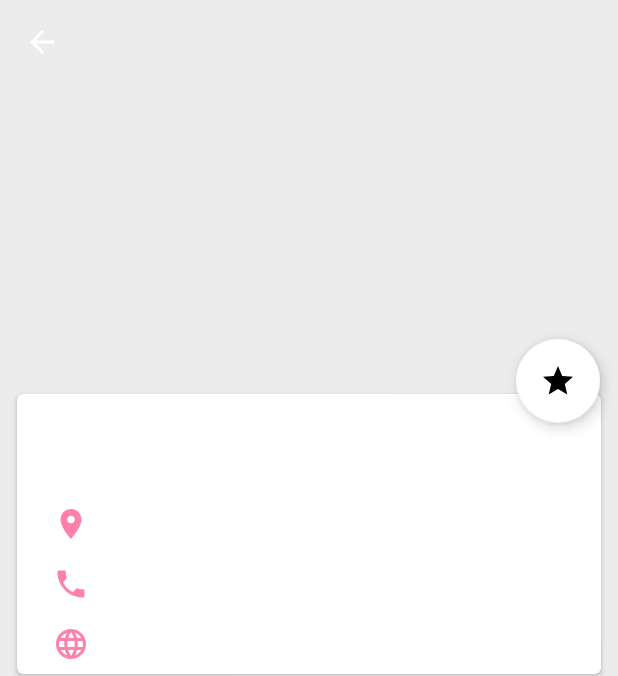
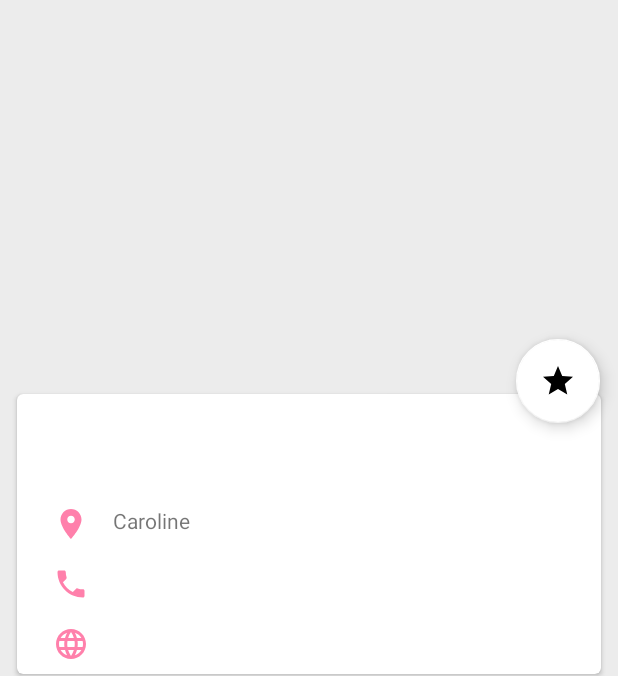
Before and after one commit to Xetiam/P3_Lepiller_Charly, an Android app: the layout activity_view_neighbour.xml on its own in the app's theme, with its tools: preview values and no code run, on a phone screen of 412 x 824 dp. Shown: the top 676 px of the screen. Run offline under Robolectric (Android 15) with nearby library versions, the phone set to English and light mode, and no system bars.

Commit message:
TU + Clean du code

```diff
--- a/app/build.gradle
+++ b/app/build.gradle
@@ -30,6 +30,7 @@ dependencies {
     implementation 'com.android.support.constraint:constraint-layout:1.1.3'
     implementation 'com.android.support:support-v4:28.0.0'
     implementation 'com.android.support:recyclerview-v7:28.0.0'
+    implementation 'com.android.support:support-vector-drawable:28.0.0'
 
     implementation 'com.jakewharton:butterknife:9.0.0'
     implementation 'android.arch.navigation:navigation-fragment:1.0.0'
@@ -50,4 +51,5 @@ dependencies {
     androidTestImplementation 'com.android.support.test:runner:1.0.2'
     androidTestImplementation 'com.android.support.test.espresso:espresso-core:3.0.2'
     androidTestImplementation 'com.android.support.test.espresso:espresso-contrib:3.0.2'
+    androidTestImplementation('androidx.test.espresso:espresso-intents:3.4.0')
 }
--- a/app/src/main/java/com/openclassrooms/entrevoisins/service/DummyNeighbourApiService.java
+++ b/app/src/main/java/com/openclassrooms/entrevoisins/service/DummyNeighbourApiService.java
@@ -48,7 +48,6 @@ public class DummyNeighbourApiService implements NeighbourApiService {
     }
     @Override
     public void createFavorite(Neighbour neighbour) {
-        System.out.println("test");
         favorites.add(neighbour);
     }
 }
--- /dev/null
+++ b/app/src/main/res/drawable/placeholder.xml
@@ -0,0 +1,5 @@
+<vector android:height="24dp" android:tint="#FF80AB"
+    android:viewportHeight="24" android:viewportWidth="24"
+    android:width="24dp" xmlns:android="http://schemas.android.com/apk/res/android">
+    <path android:fillColor="@android:color/white" android:pathData="M18,13v7L4,20L4,6h5.02c0.05,-0.71 0.22,-1.38 0.48,-2L4,4c-1.1,0 -2,0.9 -2,2v14c0,1.1 0.9,2 2,2h14c1.1,0 2,-0.9 2,-2v-5l-2,-2zM16.5,18h-11l2.75,-3.53 1.96,2.36 2.75,-3.54zM19.3,8.89c0.44,-0.7 0.7,-1.51 0.7,-2.39C20,4.01 17.99,2 15.5,2S11,4.01 11,6.5s2.01,4.5 4.49,4.5c0.88,0 1.7,-0.26 2.39,-0.7L21,13.42 22.42,12 19.3,8.89zM15.5,9C14.12,9 13,7.88 13,6.5S14.12,4 15.5,4 18,5.12 18,6.5 16.88,9 15.5,9z"/>
+</vector>
--- a/app/src/main/res/layout/activity_view_neighbour.xml
+++ b/app/src/main/res/layout/activity_view_neighbour.xml
@@ -3,19 +3,14 @@
     xmlns:app="http://schemas.android.com/apk/res-auto"
     android:layout_width="match_parent"
     android:layout_height="match_parent"
+    xmlns:tools="http://schemas.android.com/tools"
     android:background="@color/backNeighbourView">
 
-    <ImageView
-        android:id="@+id/backButton"
-        android:layout_width="wrap_content"
-        android:layout_height="wrap_content"
-        android:layout_margin="@dimen/fab_margin"
-        android:clickable="true"
-        android:focusable="true"
-        android:src="@drawable/ic_baseline_arrow_back_24"
-        app:layout_constraintStart_toStartOf="parent"
-        app:layout_constraintTop_toTopOf="parent"
-        android:contentDescription="@string/back_btn_content" />
+    <android.support.v7.widget.Toolbar
+        android:id="@+id/toolbar"
+        android:layout_width="match_parent"
+        android:layout_height="match_parent"
+        android:elevation="8dp" />
 
     <TextView
         android:id="@+id/nameTitle"
@@ -88,7 +83,9 @@
                 android:layout_width="match_parent"
                 android:layout_height="wrap_content"
                 android:layout_margin="@dimen/short_margin"
-                android:drawableStart="@drawable/ic_neighbour_address_24" />
+                android:drawableStart="@drawable/ic_neighbour_address_24"
+                android:drawablePadding="16dp"
+                tools:text="Caroline"/>
 
 
             <TextView
@@ -97,6 +94,7 @@
                 android:layout_width="match_parent"
                 android:layout_height="wrap_content"
                 android:layout_margin="@dimen/short_margin"
+                android:drawablePadding="16dp"
                 android:drawableStart="@drawable/ic_neighbour_phone_24" />
 
 
@@ -106,6 +104,7 @@
                 android:layout_width="match_parent"
                 android:layout_height="wrap_content"
                 android:layout_margin="@dimen/short_margin"
+                android:drawablePadding="16dp"
                 android:drawableStart="@drawable/ic_neighbour_url_24" />
 
         </LinearLayout>
```
Also changed, not shown: app/src/main/java/com/openclassrooms/entrevoisins/model/Neighbour.java (+12 -1 lines), app/src/main/java/com/openclassrooms/entrevoisins/ui/neighbour_list/ViewNeighbourActivity.java (+13 -17 lines), 1 other file.
